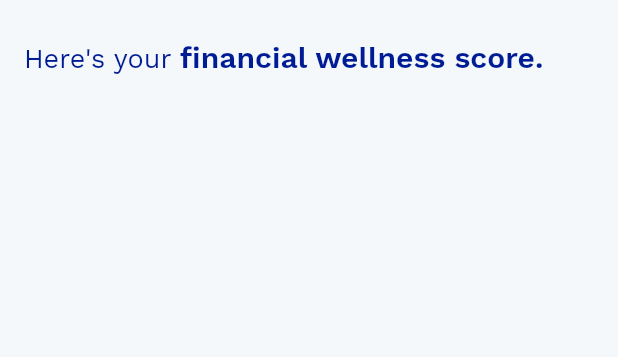
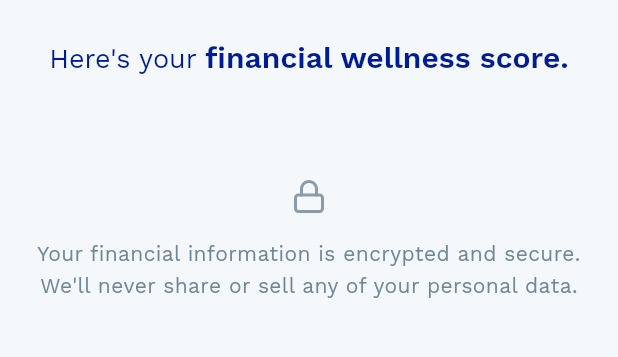
Before and after one commit to lucasmbraz/financial_wellness_calculator, a Flutter app: the ScoreCalculatorResultsPage screen opened directly, on a phone screen of 412 x 824 dp, the part 84-441 px from its top. Run offline on Flutter 3.47's test engine with Material 3 defaults, Android fonts, the phone set to English and light mode, and no system bars; our stand-ins replace flutter_svg, google_fonts.

Commit message:
refactor: create footer widget

```diff
--- a/lib/score_calculator/input/view/score_calculator_input_page.dart
+++ b/lib/score_calculator/input/view/score_calculator_input_page.dart
@@ -2,6 +2,7 @@
 import 'package:flutter/material.dart';
 import 'package:flutter_svg/flutter_svg.dart';
 import 'package:kalshi_score/score_calculator/results/view/score_calculator_results_page.dart';
+import 'package:kalshi_score/score_calculator/widgets/footer.dart';
 
 class ScoreCalculatorInputPage extends StatelessWidget {
   const ScoreCalculatorInputPage({super.key});
@@ -51,14 +52,8 @@
                 ),
               ),
             ),
-            const SizedBox(height: 36),
-            SvgPicture.asset('assets/lock_icon.svg', height: 24),
-            const SizedBox(height: 16),
-            AppText.paragraph(
-              "Your financial information is encrypted and secure. We'll never share or sell any of your personal data.",
-              color: context.appColors.foregroundTertiary,
-              textAlign: TextAlign.center,
-            ),
+            const SizedBox(height: 24),
+            const Footer(),
           ],
         ),
       ),
--- a/lib/score_calculator/results/view/score_calculator_results_page.dart
+++ b/lib/score_calculator/results/view/score_calculator_results_page.dart
@@ -1,6 +1,7 @@
 import 'package:design_system/design_system.dart';
 import 'package:flutter/material.dart';
 import 'package:flutter_svg/flutter_svg.dart';
+import 'package:kalshi_score/score_calculator/widgets/footer.dart';
 
 class ScoreCalculatorResultsPage extends StatelessWidget {
   const ScoreCalculatorResultsPage({super.key});
@@ -35,6 +36,7 @@
             const SizedBox(height: 24),
             Card(),
             const SizedBox(height: 24),
+            const Footer(),
           ],
         ),
       ),
--- /dev/null
+++ b/lib/score_calculator/widgets/footer.dart
@@ -0,0 +1,25 @@
+import 'package:design_system/design_system.dart';
+import 'package:flutter/material.dart';
+import 'package:flutter_svg/flutter_svg.dart';
+
+class Footer extends StatelessWidget {
+  const Footer({super.key});
+
+  @override
+  Widget build(BuildContext context) {
+    return Padding(
+      padding: const EdgeInsets.symmetric(vertical: 12),
+      child: Column(
+        children: [
+          SvgPicture.asset('assets/lock_icon.svg', height: 24),
+          const SizedBox(height: 16),
+          AppText.paragraph(
+            "Your financial information is encrypted and secure. We'll never share or sell any of your personal data.",
+            color: context.appColors.foregroundTertiary,
+            textAlign: TextAlign.center,
+          ),
+        ],
+      ),
+    );
+  }
+}
```
